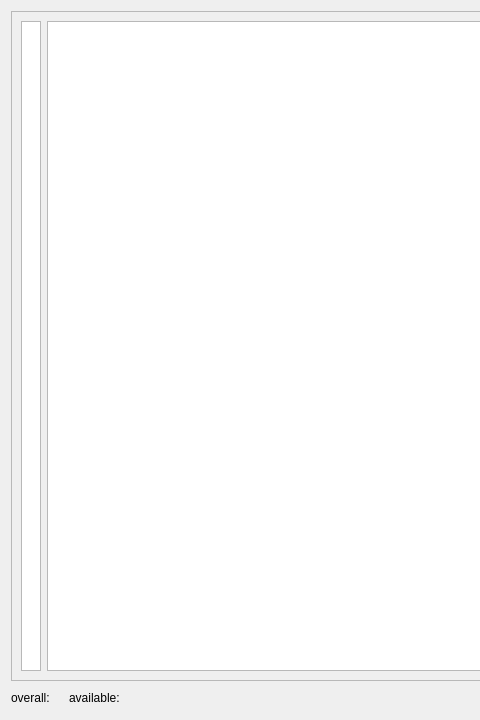
The window that pordb_suche_video.ui (hwmay/pordb3) describes before a commit, drawn with Qt 5; both pictures show x 0 to 480 and y 0 to 720 of the 1003 by 720 pixel window.
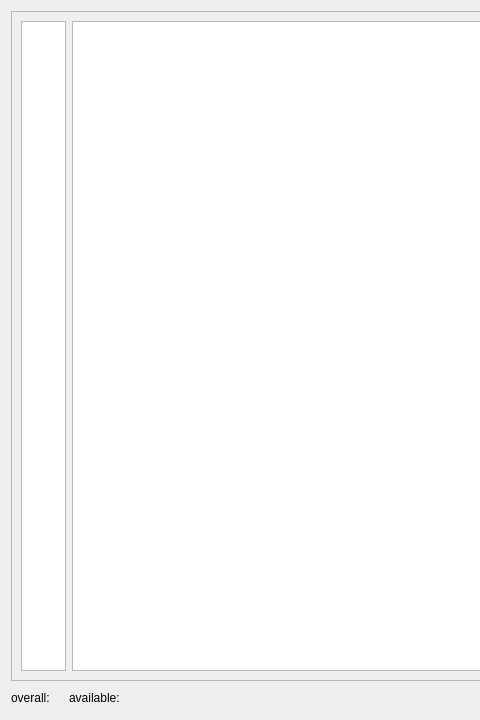
The same window after the commit. Icons and pictures are not drawn.

Commit message: Bugfixing: when showing present videos in PorDB

The edit to the form file:
```diff
--- a/pordb_suche_video.ui
+++ b/pordb_suche_video.ui
@@ -28,8 +28,8 @@
        <rect>
         <x>0</x>
         <y>0</y>
-        <width>989</width>
-        <height>675</height>
+        <width>987</width>
+        <height>664</height>
        </rect>
       </property>
       <layout class="QHBoxLayout" name="horizontalLayout_3">
@@ -39,13 +39,13 @@
           <widget class="QListWidget" name="listWidgetVideo">
            <property name="minimumSize">
             <size>
-             <width>20</width>
+             <width>45</width>
              <height>0</height>
             </size>
            </property>
            <property name="maximumSize">
             <size>
-             <width>20</width>
+             <width>45</width>
              <height>16777215</height>
             </size>
            </property>
@@ -67,14 +67,7 @@
           </widget>
          </item>
          <item>
-          <widget class="QTextEdit" name="textEditVideo">
-           <property name="whatsThis">
-            <string>Insert text (Ctrl+v)</string>
-           </property>
-           <property name="verticalScrollBarPolicy">
-            <enum>Qt::ScrollBarAsNeeded</enum>
-           </property>
-          </widget>
+          <widget class="QListWidget" name="listWidgetTitle"/>
          </item>
         </layout>
        </item>
```
The commit also changes 2 other files.
